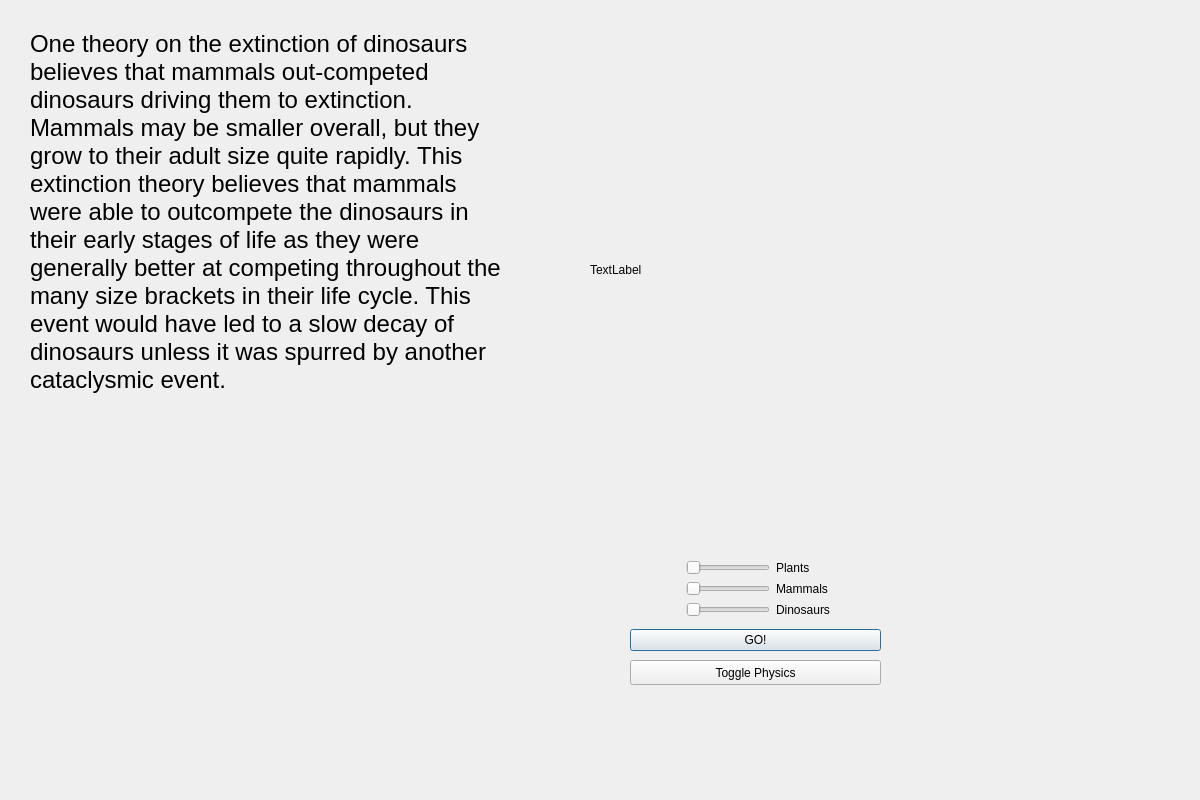
The window that mammals.ui (robertche54/a8-an-educational-app-f18) describes before a commit, drawn with Qt 5.
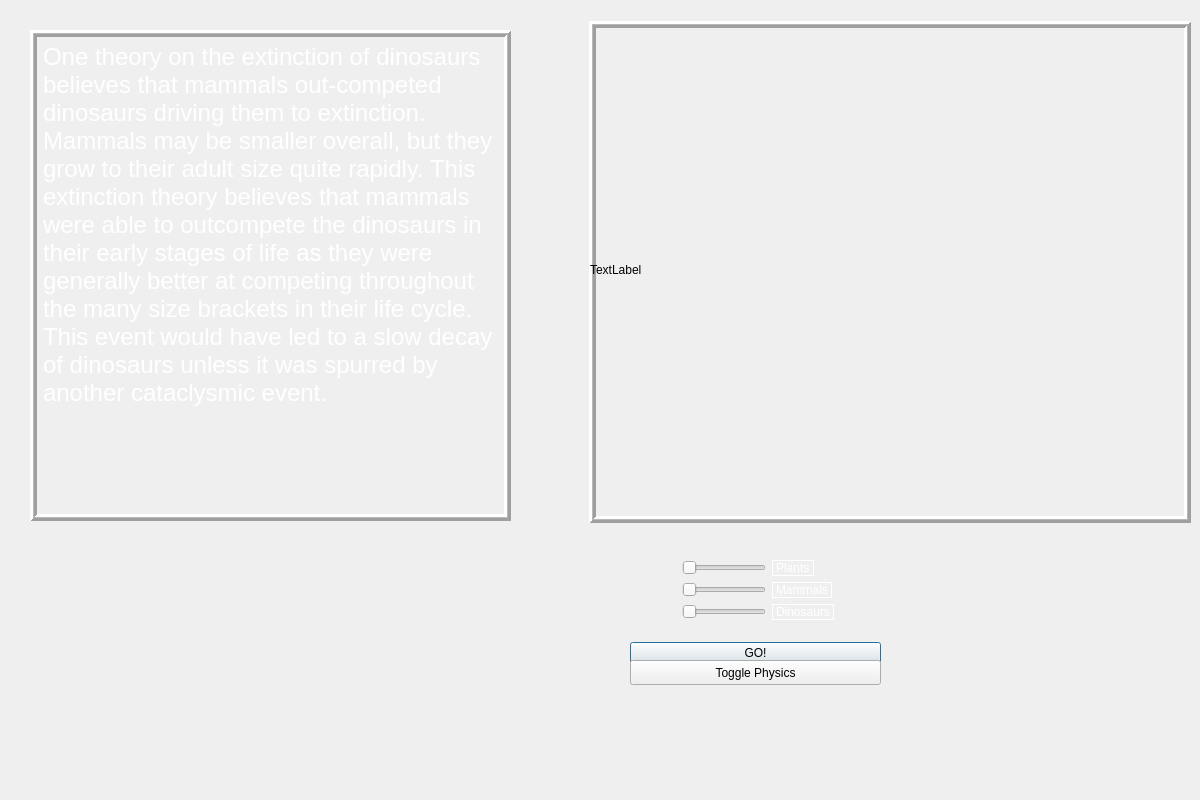
The same window after the commit. Icons and pictures are not drawn.

Commit message: added mammal background

Diff of the .ui file:
```diff
--- a/mammals.ui
+++ b/mammals.ui
@@ -19,6 +19,12 @@
   <property name="windowTitle">
    <string>Mammals</string>
   </property>
+  <property name="styleSheet">
+   <string notr="true">#Mammals{
+background-image:url(:MammalPic/jungle.jpg);
+color: white;
+}</string>
+  </property>
   <widget class="QLabel" name="simulationLabel">
    <property name="geometry">
     <rect>
@@ -44,10 +50,10 @@
   <widget class="QLabel" name="bg">
    <property name="geometry">
     <rect>
-     <x>590</x>
-     <y>20</y>
-     <width>600</width>
-     <height>500</height>
+     <x>589</x>
+     <y>21</y>
+     <width>602</width>
+     <height>502</height>
     </rect>
    </property>
    <property name="minimumSize">
@@ -59,6 +65,18 @@
    <property name="cursor">
     <cursorShape>PointingHandCursor</cursorShape>
    </property>
+   <property name="frameShape">
+    <enum>QFrame::Box</enum>
+   </property>
+   <property name="frameShadow">
+    <enum>QFrame::Raised</enum>
+   </property>
+   <property name="lineWidth">
+    <number>3</number>
+   </property>
+   <property name="midLineWidth">
+    <number>1</number>
+   </property>
    <property name="text">
     <string/>
    </property>
@@ -75,7 +93,7 @@
      <x>630</x>
      <y>560</y>
      <width>251</width>
-     <height>91</height>
+     <height>104</height>
     </rect>
    </property>
    <layout class="QVBoxLayout" name="verticalLayout">
@@ -102,6 +120,12 @@
       </item>
       <item row="0" column="1">
        <widget class="QLabel" name="label">
+        <property name="styleSheet">
+         <string notr="true">background-color:rgba(90,90,90,.90);color:white</string>
+        </property>
+        <property name="frameShape">
+         <enum>QFrame::Box</enum>
+        </property>
         <property name="text">
          <string>Plants</string>
         </property>
@@ -119,6 +143,12 @@
       </item>
       <item row="1" column="1">
        <widget class="QLabel" name="label_2">
+        <property name="styleSheet">
+         <string notr="true">background-color:rgba(90,90,90,.90);color:white</string>
+        </property>
+        <property name="frameShape">
+         <enum>QFrame::Box</enum>
+        </property>
         <property name="text">
          <string>Mammals</string>
         </property>
@@ -136,6 +166,12 @@
       </item>
       <item row="2" column="1">
        <widget class="QLabel" name="label_3">
+        <property name="styleSheet">
+         <string notr="true">background-color:rgba(90,90,90,.90);color:white</string>
+        </property>
+        <property name="frameShape">
+         <enum>QFrame::Box</enum>
+        </property>
         <property name="text">
          <string>Dinosaurs</string>
         </property>
@@ -179,6 +215,21 @@
      <pointsize>18</pointsize>
     </font>
    </property>
+   <property name="styleSheet">
+    <string notr="true">background-color:rgba(90,90,90,.90);color:white</string>
+   </property>
+   <property name="frameShape">
+    <enum>QFrame::Box</enum>
+   </property>
+   <property name="frameShadow">
+    <enum>QFrame::Raised</enum>
+   </property>
+   <property name="lineWidth">
+    <number>3</number>
+   </property>
+   <property name="midLineWidth">
+    <number>1</number>
+   </property>
    <property name="text">
     <string>One theory on the extinction of dinosaurs believes that mammals out-competed dinosaurs driving them to extinction. Mammals may be smaller overall, but they grow to their adult size quite rapidly. This extinction theory believes that mammals were able to outcompete the dinosaurs in their early stages of life as they were generally better at competing throughout the many size brackets in their life cycle. This event would have led to a slow decay of dinosaurs unless it was spurred by another cataclysmic event.</string>
    </property>
```
The commit also changes 1 other file.
